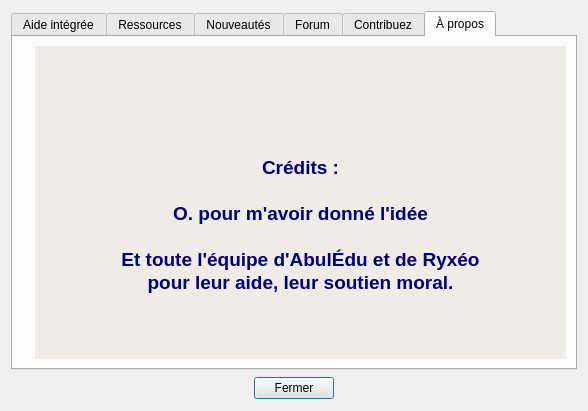
Txikilinux/leterrier-fubuki, file abuleduaproposv0.ui: the form before one commit.
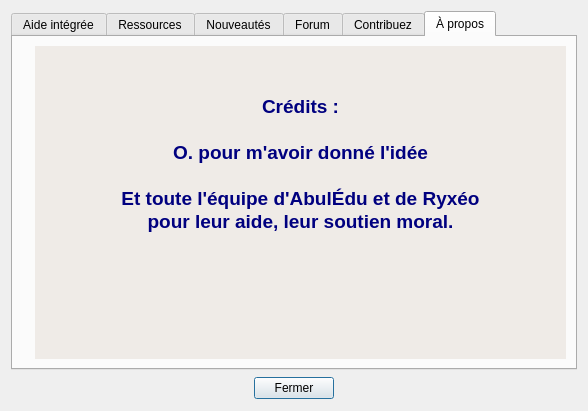
The form after the commit. The open tabs and pages were chosen to show the change. Icons and pictures are not drawn.

Commit message: mise en page

The edit to the form file:
```diff
--- a/abuleduaproposv0.ui
+++ b/abuleduaproposv0.ui
@@ -289,10 +289,7 @@
 &lt;tr&gt;
 &lt;td style=&quot;border: none;&quot;&gt;
 &lt;p style=&quot;-qt-paragraph-type:empty; margin-top:0px; margin-bottom:0px; margin-left:0px; margin-right:0px; -qt-block-indent:0; text-indent:0px;&quot;&gt;&lt;/p&gt;
-&lt;p style=&quot;-qt-paragraph-type:empty; margin-top:0px; margin-bottom:0px; margin-left:0px; margin-right:0px; -qt-block-indent:0; text-indent:0px;&quot;&gt;&lt;/p&gt;
-&lt;p style=&quot;-qt-paragraph-type:empty; margin-top:0px; margin-bottom:0px; margin-left:0px; margin-right:0px; -qt-block-indent:0; text-indent:0px;&quot;&gt;&lt;/p&gt;
-&lt;p align=&quot;center&quot; style=&quot;-qt-paragraph-type:empty; margin-top:0px; margin-bottom:0px; margin-left:0px; margin-right:0px; -qt-block-indent:0; text-indent:0px; font-family:'Ubuntu'; font-size:11pt;&quot;&gt;&lt;/p&gt;
-&lt;p align=&quot;center&quot; style=&quot;-qt-paragraph-type:empty; margin-top:0px; margin-bottom:0px; margin-left:0px; margin-right:0px; -qt-block-indent:0; text-indent:0px; font-family:'DejaVu Sans'; font-size:18pt; font-weight:600; color:#00007f;&quot;&gt;&lt;/p&gt;
+&lt;p align=&quot;center&quot; style=&quot;-qt-paragraph-type:empty; margin-top:0px; margin-bottom:0px; margin-left:0px; margin-right:0px; -qt-block-indent:0; text-indent:0px;&quot;&gt;&lt;/p&gt;
 &lt;p align=&quot;center&quot; style=&quot; margin-top:0px; margin-bottom:0px; margin-left:0px; margin-right:0px; -qt-block-indent:0; text-indent:0px;&quot;&gt;&lt;span style=&quot; font-family:'DejaVu Sans'; font-size:14pt; font-weight:600; color:#00007f;&quot;&gt;Crédits :&lt;/span&gt;&lt;/p&gt;
 &lt;p align=&quot;center&quot; style=&quot;-qt-paragraph-type:empty; margin-top:0px; margin-bottom:0px; margin-left:0px; margin-right:0px; -qt-block-indent:0; text-indent:0px; font-family:'DejaVu Sans'; font-size:14pt; font-weight:600; color:#00007f;&quot;&gt;&lt;/p&gt;
 &lt;p align=&quot;center&quot; style=&quot; margin-top:0px; margin-bottom:0px; margin-left:0px; margin-right:0px; -qt-block-indent:0; text-indent:0px;&quot;&gt;&lt;span style=&quot; font-family:'DejaVu Sans'; font-size:14pt; font-weight:600; color:#00007f;&quot;&gt;O. pour m'avoir donné l'idée&lt;/span&gt;&lt;/p&gt;
```
Left out of the diff: 5 changed lines with no effect on the pictures.
